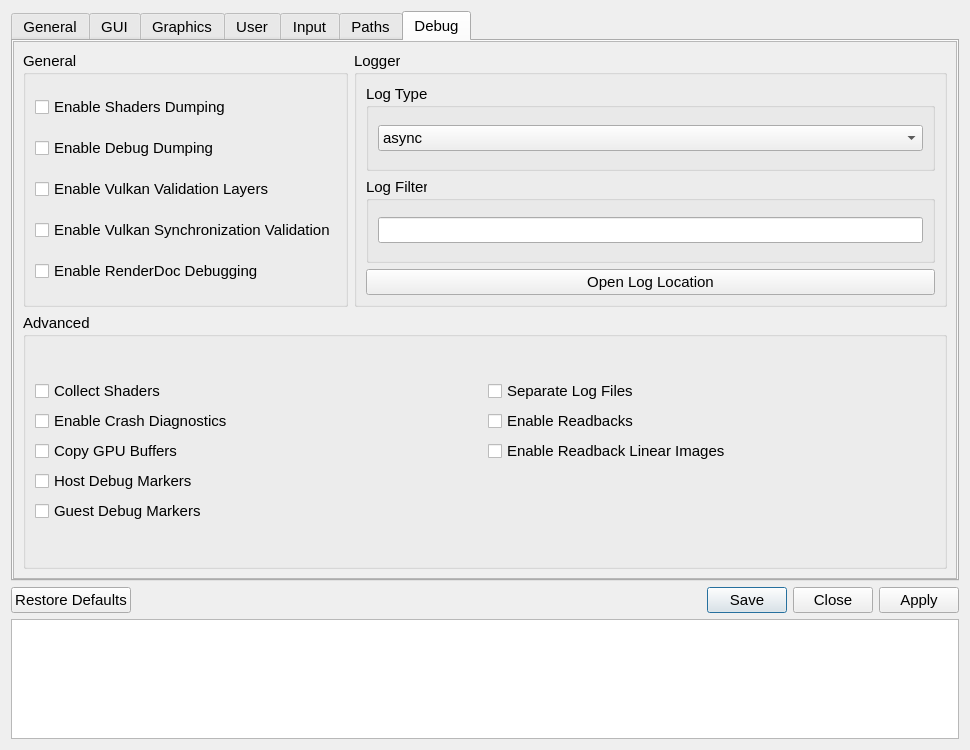
This is src/qt_gui/settings_dialog.ui in shadps4-emu/shadPS4 as Qt 5 draws it before an edit. The edited form follows.
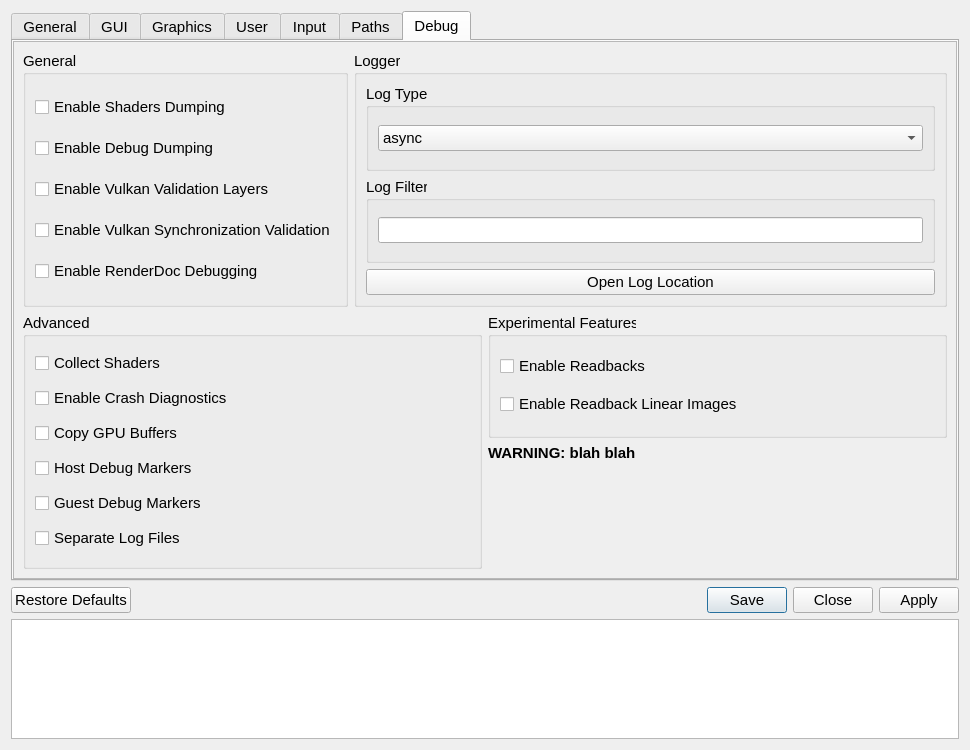
This is the edited form. The open tabs and pages were chosen to show the change. Icons and pictures are not drawn.

Commit message:
Experimental group box (#3)
* New Groupbox

* adjustments

```diff
--- a/src/qt_gui/settings_dialog.ui
+++ b/src/qt_gui/settings_dialog.ui
@@ -1932,7 +1932,7 @@
          <x>0</x>
          <y>0</y>
          <width>946</width>
-         <height>540</height>
+         <height>536</height>
         </rect>
        </property>
        <layout class="QVBoxLayout" name="debugTabVLayout" stretch="0,0">
@@ -2088,6 +2088,8 @@
          </layout>
         </item>
         <item>
+         <layout class="QHBoxLayout" name="horizontalLayout_7">
+          <item>
          <widget class="QGroupBox" name="advancedGroupBox">
           <property name="sizePolicy">
            <sizepolicy hsizetype="Preferred" vsizetype="Preferred">
@@ -2103,57 +2105,66 @@
           </property>
           <layout class="QVBoxLayout" name="advancedLayout">
            <item>
-            <layout class="QGridLayout" name="gridLayout_3">
-             <item row="0" column="0">
               <widget class="QCheckBox" name="collectShaderCheckBox">
                <property name="text">
                 <string>Collect Shaders</string>
                </property>
               </widget>
              </item>
-             <item row="0" column="1">
-              <widget class="QCheckBox" name="separateLogFilesCheckbox">
-               <property name="text">
-                <string>Separate Log Files</string>
-               </property>
-              </widget>
-             </item>
-             <item row="1" column="0">
+             <item>
               <widget class="QCheckBox" name="crashDiagnosticsCheckBox">
                <property name="text">
                 <string>Enable Crash Diagnostics</string>
                </property>
               </widget>
              </item>
-             <item row="2" column="0">
+             <item>
               <widget class="QCheckBox" name="copyGPUBuffersCheckBox">
                <property name="text">
                 <string>Copy GPU Buffers</string>
                </property>
               </widget>
              </item>
-             <item row="3" column="0">
+             <item>
               <widget class="QCheckBox" name="hostMarkersCheckBox">
                <property name="text">
                 <string>Host Debug Markers</string>
                </property>
               </widget>
              </item>
-             <item row="4" column="0">
+             <item>
               <widget class="QCheckBox" name="guestMarkersCheckBox">
                <property name="text">
                 <string>Guest Debug Markers</string>
                </property>
               </widget>
              </item>
-             <item row="1" column="1">
+             <item>
+              <widget class="QCheckBox" name="separateLogFilesCheckbox">
+               <property name="text">
+                <string>Separate Log Files</string>
+               </property>
+              </widget>
+             </item>
+            </layout>
+           </widget>
+          </item>
+          <item>
+           <layout class="QVBoxLayout" name="verticalLayout_4">
+            <item>
+             <widget class="QGroupBox" name="ExperimentalGroupBox">
+              <property name="title">
+               <string>Experimental Features</string>
+              </property>
+              <layout class="QVBoxLayout" name="verticalLayout_3">
+               <item>
               <widget class="QCheckBox" name="readbacksCheckBox">
                <property name="text">
                 <string>Enable Readbacks</string>
                </property>
               </widget>
              </item>
-             <item row="2" column="1">
+               <item>
               <widget class="QCheckBox" name="readbackLinearImagesCheckBox">
                <property name="text">
                 <string>Enable Readback Linear Images</string>
@@ -2161,9 +2172,27 @@
               </widget>
              </item>
             </layout>
-           </item>
-          </layout>
-         </widget>
+             </widget>
+            </item>
+            <item>
+             <widget class="QLabel" name="ExperimentalLabel">
+              <property name="font">
+               <font>
+                <pointsize>11</pointsize>
+                <bold>true</bold>
+               </font>
+              </property>
+              <property name="text">
+               <string>WARNING: blah blah</string>
+              </property>
+              <property name="alignment">
+               <set>Qt::AlignmentFlag::AlignLeading|Qt::AlignmentFlag::AlignLeft|Qt::AlignmentFlag::AlignTop</set>
+              </property>
+             </widget>
+            </item>
+           </layout>
+          </item>
+         </layout>
         </item>
        </layout>
       </widget>
```
Left out of the diff: 16 changed lines with no effect on the pictures. Lines whose indentation alone changed are shown as unchanged.
